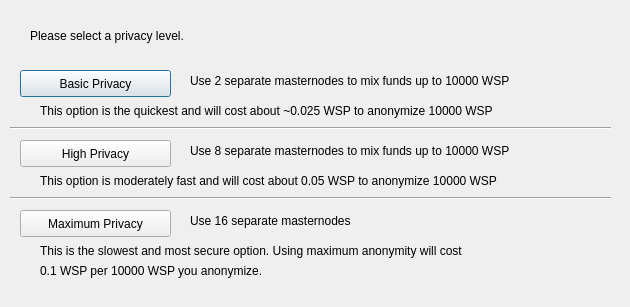
First picture: the form in src/qt/forms/obfuscationconfig.ui, repository WisprProject/core, before the edit.
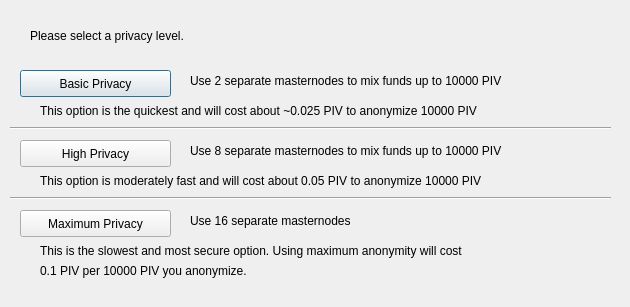
Second picture: the form after the edit.

The edit to the form file:
```diff
--- a/src/qt/forms/obfuscationconfig.ui
+++ b/src/qt/forms/obfuscationconfig.ui
@@ -75,7 +75,7 @@
     </rect>
    </property>
    <property name="text">
-    <string>Use 2 separate masternodes to mix funds up to 10000 WSP</string>
+    <string>Use 2 separate masternodes to mix funds up to 10000 PIV</string>
    </property>
   </widget>
   <widget class="QLabel" name="label_3">
@@ -88,7 +88,7 @@
     </rect>
    </property>
    <property name="text">
-    <string>Use 8 separate masternodes to mix funds up to 10000 WSP</string>
+    <string>Use 8 separate masternodes to mix funds up to 10000 PIV</string>
    </property>
   </widget>
   <widget class="QLabel" name="label_4">
@@ -114,7 +114,7 @@
     </rect>
    </property>
    <property name="text">
-    <string>This option is the quickest and will cost about ~0.025 WSP to anonymize 10000 WSP</string>
+    <string>This option is the quickest and will cost about ~0.025 PIV to anonymize 10000 PIV</string>
    </property>
   </widget>
   <widget class="QLabel" name="label_7">
@@ -127,7 +127,7 @@
     </rect>
    </property>
    <property name="text">
-    <string>This option is moderately fast and will cost about 0.05 WSP to anonymize 10000 WSP</string>
+    <string>This option is moderately fast and will cost about 0.05 PIV to anonymize 10000 PIV</string>
    </property>
   </widget>
   <widget class="QLabel" name="label_8">
@@ -153,7 +153,7 @@
     </rect>
    </property>
    <property name="text">
-    <string>0.1 WSP per 10000 WSP you anonymize.</string>
+    <string>0.1 PIV per 10000 PIV you anonymize.</string>
    </property>
   </widget>
   <widget class="Line" name="line">
```
